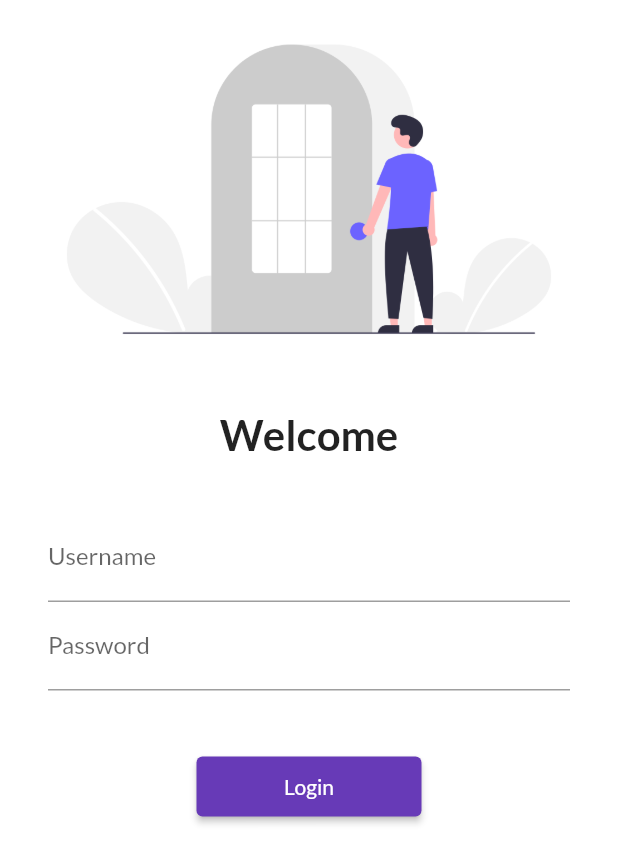
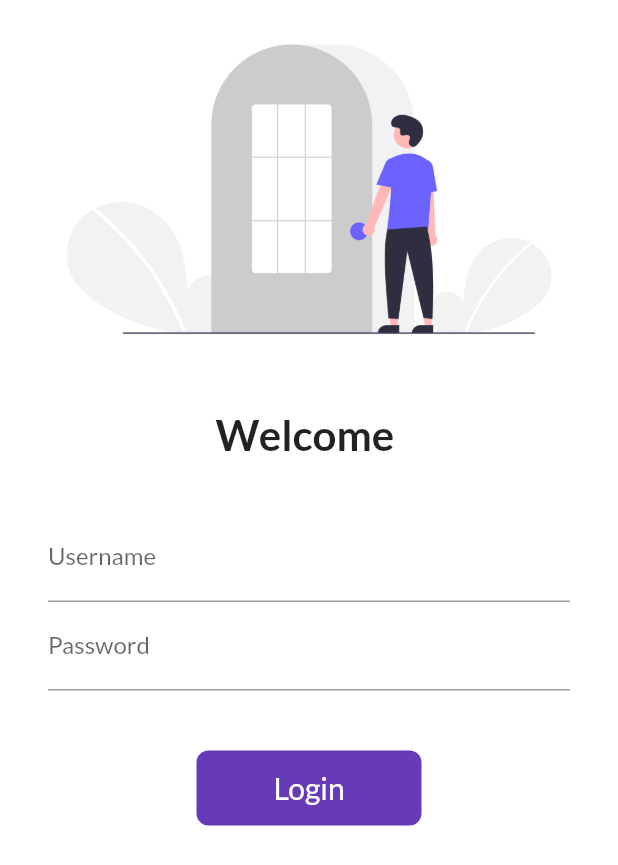
Before and after one commit to MukulKolpe/Flutter_CatalogApp, a Flutter app: the screen it shows after launch, on a phone screen of 412 x 824 dp. Shown: the top 865 px of the screen. Run offline on Flutter 3.47's test engine with Material 2 defaults, Android fonts, the phone set to English and light mode, and no system bars; our stand-ins replace google_fonts.

Commit message:
added animation effect to move between two screens

```diff
--- a/lib/main.dart
+++ b/lib/main.dart
@@ -18,6 +18,7 @@
         primarySwatch: Colors.deepPurple,
         fontFamily: GoogleFonts.lato().fontFamily,
       ),
+      debugShowCheckedModeBanner: false,
       themeMode: ThemeMode.light,
       darkTheme: ThemeData(brightness: Brightness.dark),
       initialRoute: "/",
--- a/lib/pages/login_page.dart
+++ b/lib/pages/login_page.dart
@@ -1,9 +1,16 @@
 import 'package:flutter/material.dart';
 import 'package:flutter_catalog/utils/routes.dart';
 
-class LoginPage extends StatelessWidget {
+class LoginPage extends StatefulWidget {
   const LoginPage({Key? key}) : super(key: key);
 
+  @override
+  State<LoginPage> createState() => _LoginPageState();
+}
+
+class _LoginPageState extends State<LoginPage> {
+  String name = '';
+  bool changeButton = false;
   @override
   Widget build(BuildContext context) {
     return Material(
@@ -19,7 +26,7 @@
                 height: 20.0,
               ),
               Text(
-                "Welcome",
+                "Welcome $name",
                 style: TextStyle(
                   fontSize: 28,
                   fontWeight: FontWeight.bold,
@@ -34,10 +41,15 @@
                 child: Column(
                   children: [
                     TextFormField(
-                        decoration: InputDecoration(
-                      hintText: "Enter username",
-                      labelText: "Username",
-                    )),
+                      decoration: InputDecoration(
+                        hintText: "Enter username",
+                        labelText: "Username",
+                      ),
+                      onChanged: (value) {
+                        name = value;
+                        setState(() {});
+                      },
+                    ),
                     TextFormField(
                         obscureText: true,
                         decoration: InputDecoration(
@@ -47,12 +59,37 @@
                     SizedBox(
                       height: 40.0,
                     ),
-                    ElevatedButton(
-                      onPressed: () {
+                    InkWell(
+                      onTap: () async {
+                        setState(() {
+                          changeButton = true;
+                        });
+                        await Future.delayed(Duration(seconds: 1));
                         Navigator.pushNamed(context, MyRoutes.homeRoute);
                       },
-                      child: Text("Login"),
-                      style: TextButton.styleFrom(minimumSize: Size(150, 40)),
+                      child: AnimatedContainer(
+                        duration: Duration(seconds: 1),
+                        width: changeButton ? 50 : 150,
+                        height: 50,
+                        alignment: Alignment.center,
+                        child: changeButton
+                            ? Icon(Icons.done, color: Colors.white)
+                            : Text(
+                                "Login",
+                                style: TextStyle(
+                                  color: Colors.white,
+                                  fontSize: 20,
+                                ),
+                              ),
+                        decoration: BoxDecoration(
+                          color: Colors.deepPurple,
+                          // shape: changeButton
+                          //     ? BoxShape.circle
+                          //     : BoxShape.rectangle,
+                          borderRadius:
+                              BorderRadius.circular(changeButton ? 50 : 8),
+                        ),
+                      ),
                     ),
                   ],
                 ),
```
